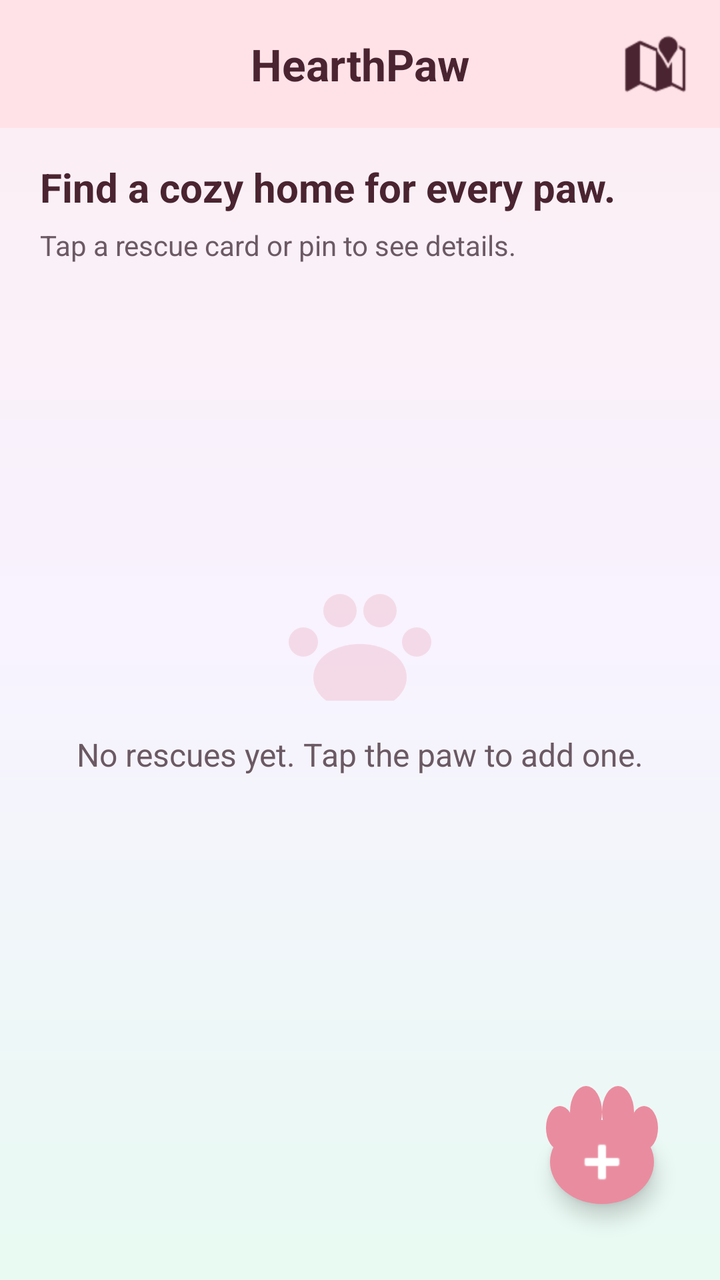
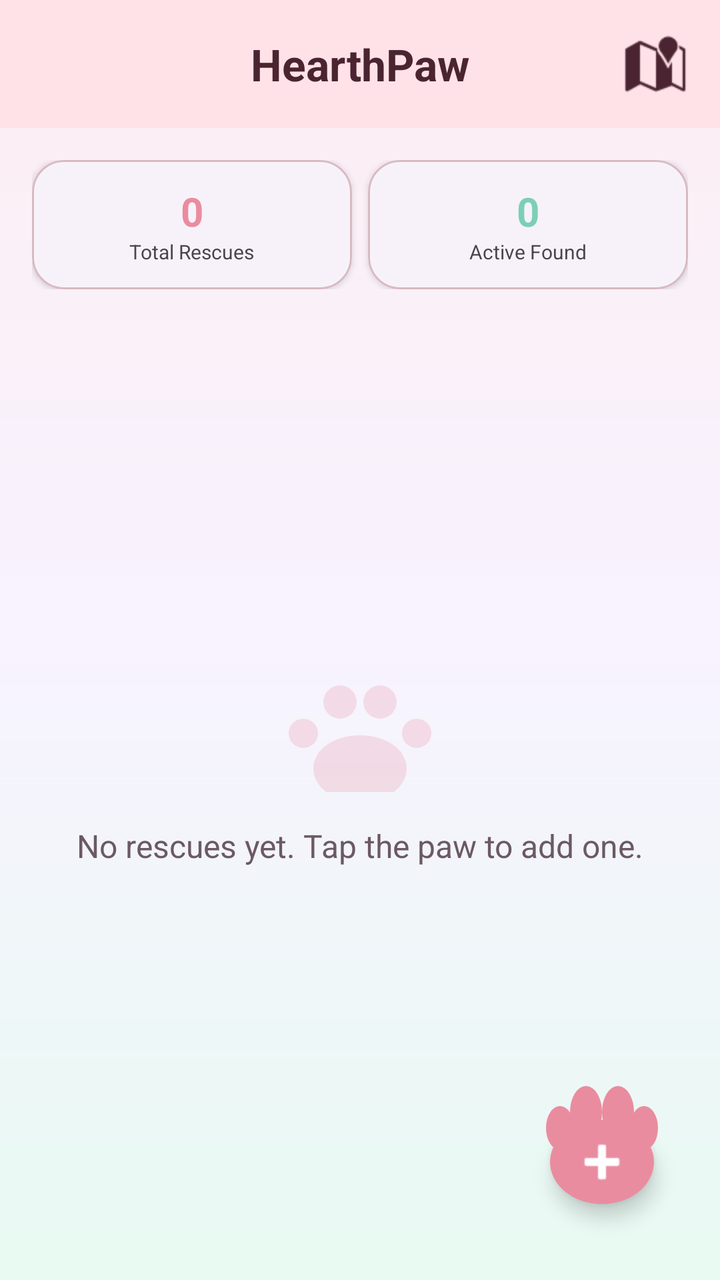

The first picture is an Android layout as it rendered before a commit; the second is the same layout after the commit. The layout source and the unified diff follow.
<!-- AndroidManifest.xml: application theme Theme.HearthPaw -->
<!-- res/layout/activity_main.xml -->
<?xml version="1.0" encoding="utf-8"?>
<androidx.coordinatorlayout.widget.CoordinatorLayout xmlns:android="http://schemas.android.com/apk/res/android"
    xmlns:app="http://schemas.android.com/apk/res-auto"
    xmlns:tools="http://schemas.android.com/tools"
    android:id="@+id/main"
    android:layout_width="match_parent"
    android:layout_height="match_parent"
    android:background="@drawable/bg_app_gradient"
    tools:context=".MainActivity">

    <com.google.android.material.appbar.AppBarLayout
        android:layout_width="match_parent"
        android:layout_height="wrap_content"
        android:background="@color/hearthpaw_primary_container">

        <com.google.android.material.appbar.MaterialToolbar
            android:id="@+id/toolbar"
            android:layout_width="match_parent"
            android:layout_height="?attr/actionBarSize"
            android:background="@color/hearthpaw_primary_container"
            app:title="HearthPaw"
            app:titleCentered="true"
            app:titleTextAppearance="@style/TextAppearance.HearthPaw.ToolbarTitle"
            app:titleTextColor="@color/hearthpaw_on_primary_container">

            <ImageButton
                android:id="@+id/btn_toggle_view"
                android:layout_width="48dp"
                android:layout_height="48dp"
                android:layout_gravity="end"
                android:layout_marginEnd="8dp"
                android:background="?attr/selectableItemBackgroundBorderless"
                android:src="@android:drawable/ic_dialog_map"
                app:tint="@color/hearthpaw_on_primary_container" />

        </com.google.android.material.appbar.MaterialToolbar>

    </com.google.android.material.appbar.AppBarLayout>

    <androidx.constraintlayout.widget.ConstraintLayout
        android:layout_width="match_parent"
        android:layout_height="match_parent"
        app:layout_behavior="@string/appbar_scrolling_view_behavior">

        <TextView
            android:id="@+id/tv_main_header"
            android:layout_width="0dp"
            android:layout_height="wrap_content"
            android:layout_marginStart="20dp"
            android:layout_marginTop="16dp"
            android:layout_marginEnd="20dp"
            android:text="Find a cozy home for every paw."
            android:textColor="@color/hearthpaw_on_primary_container"
            android:textSize="20sp"
            android:textStyle="bold"
            app:layout_constraintEnd_toEndOf="parent"
            app:layout_constraintStart_toStartOf="parent"
            app:layout_constraintTop_toTopOf="parent" />

        <TextView
            android:id="@+id/tv_main_subheader"
            android:layout_width="0dp"
            android:layout_height="wrap_content"
            android:layout_marginStart="20dp"
            android:layout_marginTop="6dp"
            android:layout_marginEnd="20dp"
            android:text="Tap a rescue card or pin to see details."
            android:textColor="@color/hearthpaw_text_soft"
            app:layout_constraintEnd_toEndOf="parent"
            app:layout_constraintStart_toStartOf="parent"
            app:layout_constraintTop_toBottomOf="@id/tv_main_header" />

        <androidx.fragment.app.FragmentContainerView
            android:id="@+id/map_container"
            android:name="com.google.android.gms.maps.SupportMapFragment"
            android:layout_width="match_parent"
            android:layout_height="0dp"
            android:visibility="gone"
            app:layout_constraintBottom_toBottomOf="parent"
            app:layout_constraintTop_toBottomOf="@id/tv_main_subheader" />

        
        <LinearLayout
            android:id="@+id/ll_empty_state"
            android:layout_width="wrap_content"
            android:layout_height="wrap_content"
            android:gravity="center"
            android:orientation="vertical"
            app:layout_constraintBottom_toBottomOf="parent"
            app:layout_constraintEnd_toEndOf="parent"
            app:layout_constraintStart_toStartOf="parent"
            app:layout_constraintTop_toTopOf="parent"
            app:layout_constraintVertical_bias="0.45">

            <ImageView
                android:layout_width="80dp"
                android:layout_height="80dp"
                android:layout_marginBottom="16dp"
                android:alpha="0.25"
                android:src="@drawable/ic_paw"
                app:tint="@color/hearthpaw_primary" />

            <TextView
                android:id="@+id/tv_empty_message"
                android:layout_width="wrap_content"
                android:layout_height="wrap_content"
                android:text="@string/main_empty_message"
                android:textColor="@color/hearthpaw_text_soft"
                android:textSize="16sp" />

        </LinearLayout>

        <androidx.recyclerview.widget.RecyclerView
            android:id="@+id/rv_pets"
            android:layout_width="match_parent"
            android:layout_height="0dp"
            android:clipToPadding="false"
            android:paddingBottom="96dp"
            android:visibility="gone"
            app:layout_constraintBottom_toBottomOf="parent"
            app:layout_constraintTop_toBottomOf="@id/tv_main_subheader" />

    </androidx.constraintlayout.widget.ConstraintLayout>

    
    <ImageButton
        android:id="@+id/fab_add_pet"
        android:layout_width="86dp"
        android:layout_height="86dp"
        android:layout_gravity="bottom|end"
        android:layout_margin="16dp"
        android:background="@drawable/bg_paw_fab"
        android:contentDescription="@string/main_fab_description"
        android:elevation="6dp"
        android:padding="22dp"
        android:scaleType="centerInside"
        android:src="@android:drawable/ic_input_add"
        app:tint="@android:color/white" />

</androidx.coordinatorlayout.widget.CoordinatorLayout>
<!-- resources referenced by this layout -->
<resources>
  <color name="hearthpaw_on_primary_container">#FF4A2430</color>
  <color name="hearthpaw_primary">#FFEA8C9F</color>
  <color name="hearthpaw_primary_container">#FFFFE2E8</color>
  <color name="hearthpaw_text_soft">#FF6B5963</color>
  <!-- drawable bg_app_gradient (drawable) -->
  <?xml version="1.0" encoding="utf-8"?>
  <shape xmlns:android="http://schemas.android.com/apk/res/android" android:shape="rectangle">
      <gradient
          android:angle="270"
          android:startColor="#FFFCEEF2"
          android:centerColor="#FFF8F3FF"
          android:endColor="#FFE8FAF2" />
  </shape>
  <!-- drawable ic_paw (drawable) -->
  <vector xmlns:android="http://schemas.android.com/apk/res/android"
      android:width="24dp"
      android:height="24dp"
      android:viewportWidth="24"
      android:viewportHeight="24">
      
      <path
          android:fillColor="@color/hearthpaw_primary"
          android:pathData="M12,15.5c-4,0 -7,2.2 -7,5s3,5 7,5s7,-2.2 7,-5S16,15.5 12,15.5z" />
  
      
      
      <path
          android:fillColor="@color/hearthpaw_primary"
          android:pathData="M9,8a2.5,2.5 0,1 0,0 5a2.5,2.5 0,1 0,0 -5z" />
      
      <path
          android:fillColor="@color/hearthpaw_primary"
          android:pathData="M15,8a2.5,2.5 0,1 0,0 5a2.5,2.5 0,1 0,0 -5z" />
  
      
      
      <path
          android:fillColor="@color/hearthpaw_primary"
          android:pathData="M3.5,13a2.2,2.2 0,1 0,0 4.4a2.2,2.2 0,1 0,0 -4.4z" />
      
      <path
          android:fillColor="@color/hearthpaw_primary"
          android:pathData="M20.5,13a2.2,2.2 0,1 0,0 4.4a2.2,2.2 0,1 0,0 -4.4z" />
  </vector>
  <string name="main_empty_message">No rescues yet. Tap the paw to add one.</string>
  <string name="main_fab_description">Add a new rescue</string>
  <style name="TextAppearance.HearthPaw.ToolbarTitle" parent="TextAppearance.Material3.TitleLarge">
          <item name="android:fontFamily">sans-serif-medium</item>
          <item name="android:textStyle">bold</item>
      </style>
  <style name="Theme.HearthPaw" parent="Base.Theme.HearthPaw" />
  <color name="hearthpaw_on_primary">#FFFFFFFF</color>
  <color name="hearthpaw_secondary">#FF7CCFB5</color>
  <color name="hearthpaw_on_secondary">#FF0F2A25</color>
  <color name="hearthpaw_secondary_container">#FFE7F7F0</color>
  <color name="hearthpaw_on_secondary_container">#FF12382F</color>
  <color name="hearthpaw_tertiary">#FFF0B76B</color>
  <color name="hearthpaw_surface">#FFFFFBFD</color>
  <color name="hearthpaw_surface_variant">#FFF4E8EC</color>
  <color name="hearthpaw_outline">#FFD8B9C1</color>
  <color name="hearthpaw_background">#FFFFF8FA</color>
  <style name="Widget.HearthPaw.Card" parent="Widget.Material3.CardView.Elevated">
          <item name="cardCornerRadius">24dp</item>
          <item name="cardElevation">2dp</item>
      </style>
  <style name="Widget.HearthPaw.Button" parent="Widget.Material3.Button">
          <item name="cornerRadius">22dp</item>
      </style>
  <!-- unchanged entries left out for length: 2 -->
</resources>

<!-- the commit's change to res/layout/activity_main.xml (unified diff, before → after) -->
@@ -9,6 +9,7 @@
     tools:context=".MainActivity">
 
     <com.google.android.material.appbar.AppBarLayout
+        android:id="@+id/appbar"
         android:layout_width="match_parent"
         android:layout_height="wrap_content"
         android:background="@color/hearthpaw_primary_container">
@@ -42,33 +43,77 @@
         android:layout_height="match_parent"
         app:layout_behavior="@string/appbar_scrolling_view_behavior">
 
-        <TextView
-            android:id="@+id/tv_main_header"
-            android:layout_width="0dp"
+        <LinearLayout
+            android:id="@+id/ll_dashboard"
+            android:layout_width="match_parent"
             android:layout_height="wrap_content"
-            android:layout_marginStart="20dp"
-            android:layout_marginTop="16dp"
-            android:layout_marginEnd="20dp"
-            android:text="Find a cozy home for every paw."
-            android:textColor="@color/hearthpaw_on_primary_container"
-            android:textSize="20sp"
-            android:textStyle="bold"
-            app:layout_constraintEnd_toEndOf="parent"
-            app:layout_constraintStart_toStartOf="parent"
-            app:layout_constraintTop_toTopOf="parent" />
+            android:orientation="horizontal"
+            android:paddingHorizontal="16dp"
+            android:paddingTop="16dp"
+            app:layout_constraintTop_toTopOf="parent">
 
-        <TextView
-            android:id="@+id/tv_main_subheader"
-            android:layout_width="0dp"
-            android:layout_height="wrap_content"
-            android:layout_marginStart="20dp"
-            android:layout_marginTop="6dp"
-            android:layout_marginEnd="20dp"
-            android:text="Tap a rescue card or pin to see details."
-            android:textColor="@color/hearthpaw_text_soft"
-            app:layout_constraintEnd_toEndOf="parent"
-            app:layout_constraintStart_toStartOf="parent"
-            app:layout_constraintTop_toBottomOf="@id/tv_main_header" />
+            <com.google.android.material.card.MaterialCardView
+                android:layout_width="0dp"
+                android:layout_height="wrap_content"
+                android:layout_marginEnd="8dp"
+                android:layout_weight="1"
+                app:cardCornerRadius="16dp"
+                app:cardElevation="2dp"
+                app:strokeWidth="1dp"
+                app:strokeColor="@color/hearthpaw_outline">
+                <LinearLayout
+                    android:layout_width="match_parent"
+                    android:layout_height="wrap_content"
+                    android:gravity="center"
+                    android:orientation="vertical"
+                    android:padding="12dp">
+                    <TextView
+                        android:id="@+id/tv_total_rescues"
+                        android:layout_width="wrap_content"
+                        android:layout_height="wrap_content"
+                        android:text="0"
+                        android:textColor="@color/hearthpaw_primary"
+                        android:textSize="20sp"
+                        android:textStyle="bold" />
+                    <TextView
+                        android:layout_width="wrap_content"
+                        android:layout_height="wrap_content"
+                        android:text="Total Rescues"
+                        android:textSize="10sp" />
+                </LinearLayout>
+            </com.google.android.material.card.MaterialCardView>
+
+            <com.google.android.material.card.MaterialCardView
+                android:layout_width="0dp"
+                android:layout_height="wrap_content"
+                android:layout_weight="1"
+                app:cardCornerRadius="16dp"
+                app:cardElevation="2dp"
+                app:strokeWidth="1dp"
+                app:strokeColor="@color/hearthpaw_outline">
+                <LinearLayout
+                    android:layout_width="match_parent"
+                    android:layout_height="wrap_content"
+                    android:gravity="center"
+                    android:orientation="vertical"
+                    android:padding="12dp">
+                    <TextView
+                        android:id="@+id/tv_active_searches"
+                        android:layout_width="wrap_content"
+                        android:layout_height="wrap_content"
+                        android:text="0"
+                        android:textColor="@color/hearthpaw_secondary"
+                        android:textSize="20sp"
+                        android:textStyle="bold" />
+                    <TextView
+                        android:layout_width="wrap_content"
+                        android:layout_height="wrap_content"
+                        android:text="Active Found"
+                        android:textSize="10sp" />
+                </LinearLayout>
+            </com.google.android.material.card.MaterialCardView>
+
+        </LinearLayout>
 
         <androidx.fragment.app.FragmentContainerView
             android:id="@+id/map_container"
@@ -77,9 +122,8 @@
             android:layout_height="0dp"
             android:visibility="gone"
             app:layout_constraintBottom_toBottomOf="parent"
-            app:layout_constraintTop_toBottomOf="@id/tv_main_subheader" />
+            app:layout_constraintTop_toBottomOf="@id/ll_dashboard" />
 
-        
         <LinearLayout
             android:id="@+id/ll_empty_state"
             android:layout_width="wrap_content"
@@ -90,8 +134,7 @@
             app:layout_constraintEnd_toEndOf="parent"
             app:layout_constraintStart_toStartOf="parent"
             app:layout_constraintTop_toTopOf="parent"
-            app:layout_constraintVertical_bias="0.45">
-
+            app:layout_constraintVertical_bias="0.55">
             <ImageView
                 android:layout_width="80dp"
                 android:layout_height="80dp"
@@ -99,7 +142,6 @@
                 android:alpha="0.25"
                 android:src="@drawable/ic_paw"
                 app:tint="@color/hearthpaw_primary" />
-
             <TextView
                 android:id="@+id/tv_empty_message"
                 android:layout_width="wrap_content"
@@ -107,7 +149,6 @@
                 android:text="@string/main_empty_message"
                 android:textColor="@color/hearthpaw_text_soft"
                 android:textSize="16sp" />
-
         </LinearLayout>
 
         <androidx.recyclerview.widget.RecyclerView
@@ -118,11 +159,10 @@
             android:paddingBottom="96dp"
             android:visibility="gone"
             app:layout_constraintBottom_toBottomOf="parent"
-            app:layout_constraintTop_toBottomOf="@id/tv_main_subheader" />
+            app:layout_constraintTop_toBottomOf="@id/ll_dashboard" />
 
     </androidx.constraintlayout.widget.ConstraintLayout>
 
-    
     <ImageButton
         android:id="@+id/fab_add_pet"
         android:layout_width="86dp"
